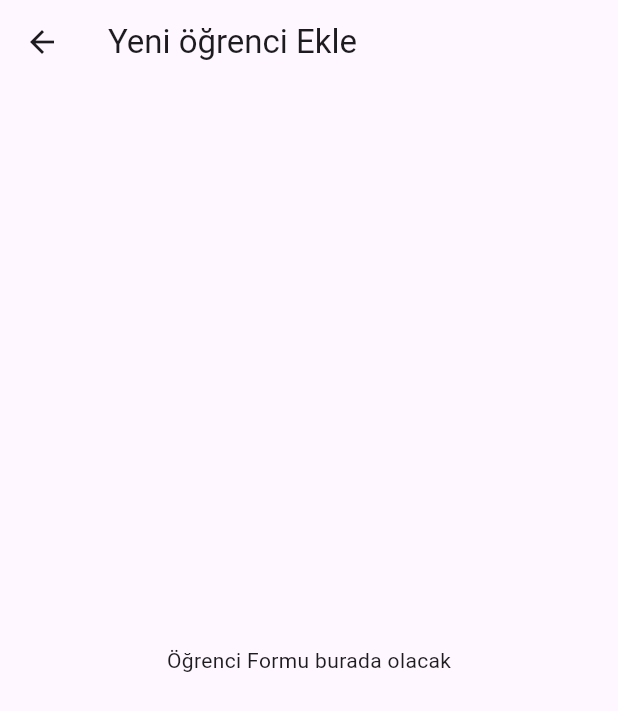
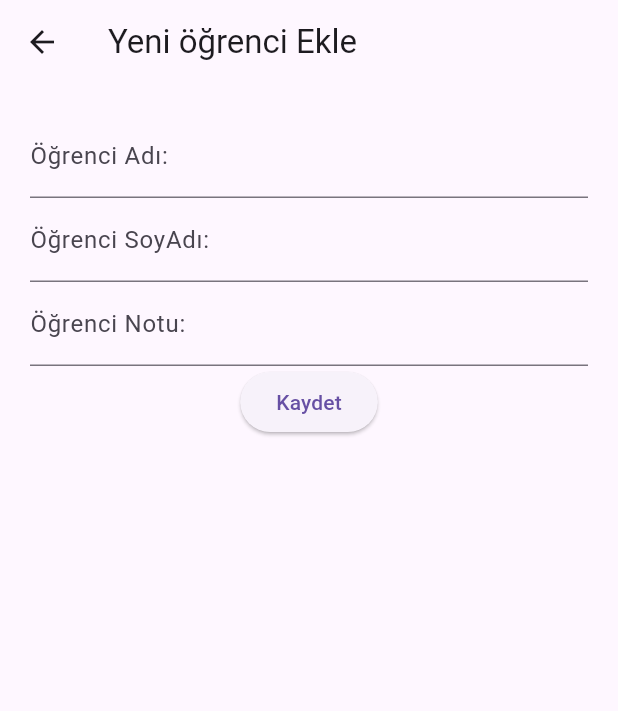
Before and after one commit to SuleymanOrhanYagmur/flutterLearn, a Flutter app: the StudentAdd screen opened directly, on a phone screen of 412 x 824 dp. Shown: the top 711 px of the screen. Run offline on Flutter 3.47's test engine with Material 3 defaults, Android fonts, the phone set to English and light mode, and no system bars; network calls fail.

Commit message:
Öğrenci ekleme ekranı oluşturuldu student_validator kullanıldı yapılan kayıt debug console gözüküyor

```diff
--- a/widgetMimarisi/deneme/lib/models/student.dart
+++ b/widgetMimarisi/deneme/lib/models/student.dart
@@ -13,6 +13,9 @@ class Student{
     this.grade = grade;
 
 
+
+  }
+  Student.withoutInfo(){ // öğrenciye herhangi bilgi atamadan öğrenci oluşturmak
 
   }
 
--- a/widgetMimarisi/deneme/lib/screens/student_add.dart
+++ b/widgetMimarisi/deneme/lib/screens/student_add.dart
@@ -1,3 +1,5 @@
+import 'package:deneme/models/student.dart';
+import 'package:deneme/validation/student_validator.dart';
 import 'package:flutter/material.dart';
 
 class StudentAdd extends StatefulWidget{
@@ -10,8 +12,10 @@ class StudentAdd extends StatefulWidget{
 
 }
 
-class _StudentAddState extends State<StudentAdd>{
-  @override
+class _StudentAddState extends State<StudentAdd> with StudentValidatorMixin{ //studentvalidateorMixin fıonksiyonları kullanıkabiliyor Mixin With ile kullanılır
+  var student = Student.withoutInfo();
+  var formKey = GlobalKey<FormState>();
+  @override//
   Widget build(BuildContext context) { // widget ağacını çizdiğimiz yer burası
     return Scaffold(
 
@@ -21,9 +25,89 @@ class _StudentAddState extends State<StudentAdd>{
 
 
       ),
-      body: Center(child: Text("Öğrenci Formu burada olacak"),),
+      body: Container( // sağdan ve soldan boşluklar koymaya yarıyor SAĞ SOLA KENDİSİNİ YAPIŞTIRIYOR
+          margin: EdgeInsets.all(20.0), //all dediğin zaman sağdan soldan her yerden boşluk bırakıyosun container için geçerli only de parantez içine eklediklerini yapıyor
+      child: Form(
+        key: formKey, // OTOMATİK ALAN oluşturmuş oluyor
+        child: Column(
+          children: <Widget>[
+            buildFirstNameField(),
+            buildLastNameField(),
+            buildGradeNameField(),
+            buildSubmitButton(),
+
+          ],
+        ),
+        ),
+      )
+    );
+  }
+
+  Widget buildFirstNameField() {
+    return TextFormField( // yeni bir class yapmış oluyoruz o yüzden return dedim
+
+              decoration: InputDecoration(
+                labelText: "Öğrenci Adı:",
+                hintText: "Süleyman",
+              ),
+                validator: validateFirstName, // İlgili alana girilecek formatın uygunluğunu kontrol eder
+                onSaved: (String? value) { // value nullable olmalı
+                  student.firstName = value ?? ''; // Null değerini handle eder
+                },
+            );
+  }
+
+  Widget buildLastNameField() {
+    return TextFormField( // yeni bir class yapmış oluyoruz o yüzden return dedim
+
+              decoration: InputDecoration(
+                labelText: "Öğrenci SoyAdı:",
+                hintText: "Soyad",
+              ),
+                validator: validateLastName, // İlgili alana girilecek formatın uygunluğunu kontrol eder
+                onSaved: (String? value) { // value nullable olmalı
+                  student.lastName = value ?? ''; // Null değerini handle eder
+                },
+            );
+  }
+
+  Widget buildGradeNameField() {
+    return TextFormField( // yeni bir class yapmış oluyoruz o yüzden return dedim
+
+              decoration: InputDecoration(
+                labelText: "Öğrenci Notu:",
+                hintText: "100",
+              ),
+                validator: validateGradeName, // İlgili alana girilecek formatın uygunluğunu kontrol eder
+                onSaved: (String? value) { // value nullable olmalı
+                  student.grade = int.parse(value ?? '0'); // Null değerini handle eder
+                },
+            );
+  }
+
+  Widget buildSubmitButton() {
+    return Flexible(
+      child: ElevatedButton(
+
+        child: Text("Kaydet"),
+        onPressed: (){ // beenim formlara erişmem lazım
+        if(formKey.currentState!.validate()) {
+          formKey.currentState?.save();
+          saveStudent();
+        }
+
+        },
+
+        ),
 
     );
+
+  }
+
+  void saveStudent() {
+    print(student.firstName);
+    print(student.lastName);
+    print(student.grade);
   }
 
 
```
Also changed, not shown: widgetMimarisi/deneme/lib/validation/student_validator.dart (added, +49 -0 lines).
